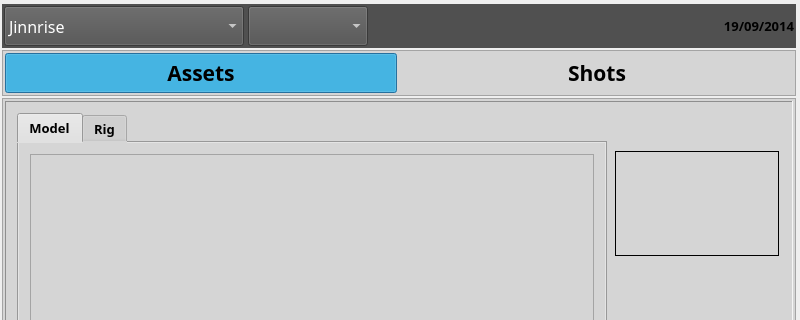
First picture: the form in Kute/assign_Wiz/assign_wiz.ui, repository abble/schtool, before the edit; both pictures show x 0 to 800 and y 0 to 320 of the 800 by 500 pixel window.
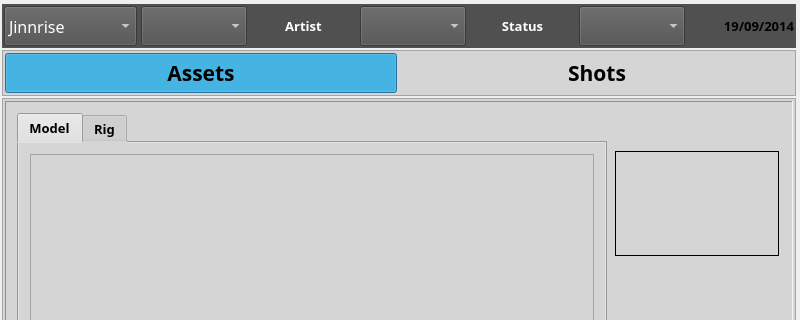
Second picture: the form after the edit. Icons and pictures are not drawn.

```diff
--- a/Kute/assign_Wiz/assign_wiz.ui
+++ b/Kute/assign_Wiz/assign_wiz.ui
@@ -137,6 +137,102 @@
         </property>
        </widget>
       </item>
+      <item>
+       <widget class="QLabel" name="label">
+        <property name="font">
+         <font>
+          <family>Trebuchet MS</family>
+          <pointsize>10</pointsize>
+          <weight>75</weight>
+          <bold>true</bold>
+         </font>
+        </property>
+        <property name="styleSheet">
+         <string notr="true">color: rgb(255, 255, 255);</string>
+        </property>
+        <property name="text">
+         <string>Artist</string>
+        </property>
+        <property name="alignment">
+         <set>Qt::AlignCenter</set>
+        </property>
+       </widget>
+      </item>
+      <item>
+       <widget class="QComboBox" name="artfilcombo">
+        <property name="minimumSize">
+         <size>
+          <width>60</width>
+          <height>40</height>
+         </size>
+        </property>
+        <property name="maximumSize">
+         <size>
+          <width>120</width>
+          <height>40</height>
+         </size>
+        </property>
+        <property name="font">
+         <font>
+          <family>Trebuchet MS</family>
+          <pointsize>10</pointsize>
+          <weight>75</weight>
+          <bold>true</bold>
+         </font>
+        </property>
+        <property name="styleSheet">
+         <string notr="true">color: rgb(255, 255, 255);</string>
+        </property>
+       </widget>
+      </item>
+      <item>
+       <widget class="QLabel" name="label_2">
+        <property name="font">
+         <font>
+          <family>Trebuchet MS</family>
+          <pointsize>10</pointsize>
+          <weight>75</weight>
+          <bold>true</bold>
+         </font>
+        </property>
+        <property name="styleSheet">
+         <string notr="true">color: rgb(255, 255, 255);</string>
+        </property>
+        <property name="text">
+         <string>Status</string>
+        </property>
+        <property name="alignment">
+         <set>Qt::AlignCenter</set>
+        </property>
+       </widget>
+      </item>
+      <item>
+       <widget class="QComboBox" name="statfilcombo">
+        <property name="minimumSize">
+         <size>
+          <width>60</width>
+          <height>40</height>
+         </size>
+        </property>
+        <property name="maximumSize">
+         <size>
+          <width>120</width>
+          <height>40</height>
+         </size>
+        </property>
+        <property name="font">
+         <font>
+          <family>Trebuchet MS</family>
+          <pointsize>10</pointsize>
+          <weight>75</weight>
+          <bold>true</bold>
+         </font>
+        </property>
+        <property name="styleSheet">
+         <string notr="true">color: rgb(255, 255, 255);</string>
+        </property>
+       </widget>
+      </item>
       <item>
        <widget class="QLabel" name="datelab">
         <property name="font">
```
